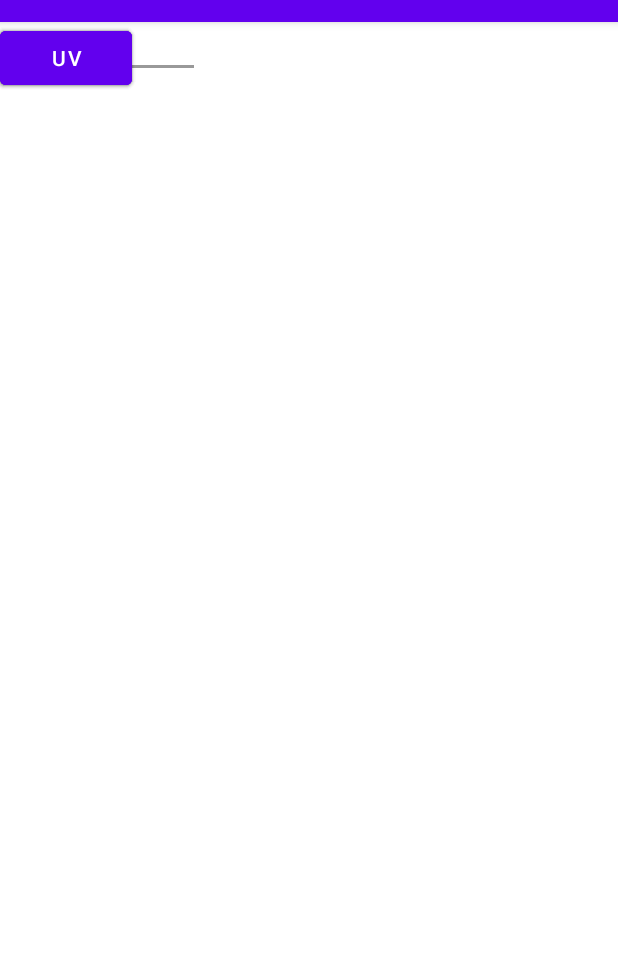
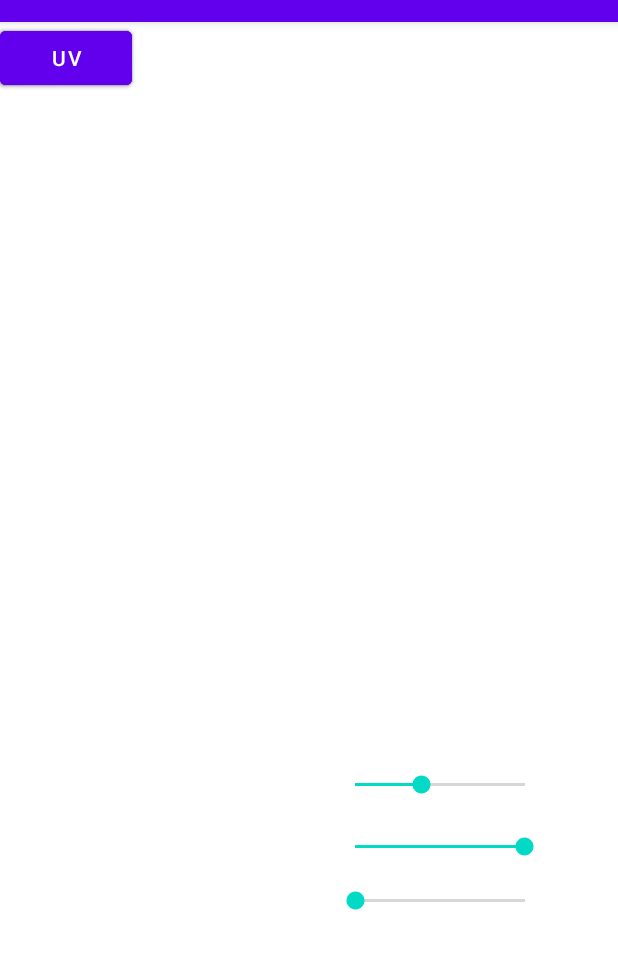
Before and after one commit to MarcusJak/Lampa2, an Android app: the screen it shows after launch (MainActivity), on a phone screen of 412 x 824 dp, the part 62-1031 px from its top. Run offline under Robolectric (Android 15) with nearby library versions, the phone set to English and light mode, and no system bars.

Commit message:
Lade till constraints till sliders

```diff
--- a/app/src/main/res/layout/activity_main.xml
+++ b/app/src/main/res/layout/activity_main.xml
@@ -39,24 +39,47 @@
         tools:layout_editor_absoluteY="544dp" />
 
     <SeekBar
-        android:id="@+id/redbar"
+        android:id="@+id/redBar"
         android:layout_width="145dp"
         android:layout_height="60dp"
-        tools:layout_editor_absoluteX="220dp"
-        tools:layout_editor_absoluteY="505dp" />
+        android:max="255"
+        android:min="0"
+        android:progress="100"
+        app:layout_constraintBottom_toBottomOf="parent"
+        app:layout_constraintHorizontal_bias="0.827"
+        app:layout_constraintLeft_toLeftOf="parent"
+        app:layout_constraintRight_toRightOf="parent"
+        app:layout_constraintTop_toTopOf="parent"
+        app:layout_constraintVertical_bias="0.676" />
 
     <SeekBar
-        android:id="@+id/bluebar"
+        android:id="@+id/blueBar"
         android:layout_width="145dp"
         android:layout_height="60dp"
-        tools:layout_editor_absoluteX="220dp"
-        tools:layout_editor_absoluteY="530dp" />
+        android:layout_marginTop="556dp"
+        android:max="255"
+        android:min="0"
+        app:layout_constraintBottom_toBottomOf="parent"
+        app:layout_constraintHorizontal_bias="0.827"
+        app:layout_constraintLeft_toLeftOf="parent"
+        app:layout_constraintRight_toRightOf="parent"
+        app:layout_constraintTop_toTopOf="parent"
+        app:layout_constraintVertical_bias="0.0" />
 
     <SeekBar
         android:id="@+id/greenbar"
         android:layout_width="145dp"
         android:layout_height="60dp"
-        tools:layout_editor_absoluteX="220dp"
-        tools:layout_editor_absoluteY="555dp" />
+        android:max="255"
+        android:min="0"
+        android:progress="255"
+        app:layout_constraintBottom_toBottomOf="parent"
+        app:layout_constraintHorizontal_bias="0.827"
+        app:layout_constraintLeft_toLeftOf="parent"
+        app:layout_constraintRight_toRightOf="parent"
+        app:layout_constraintTop_toTopOf="parent"
+        app:layout_constraintVertical_bias="0.734"
+
+        />
 
 </androidx.constraintlayout.widget.ConstraintLayout>
```
